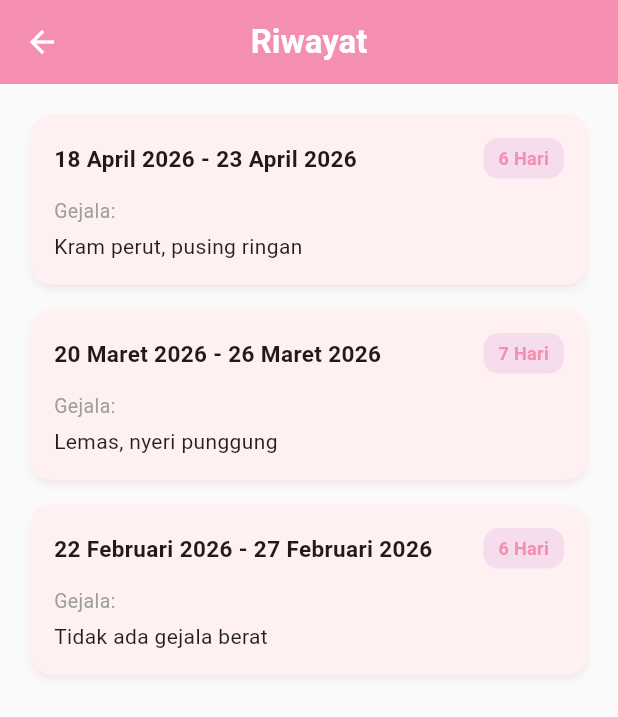
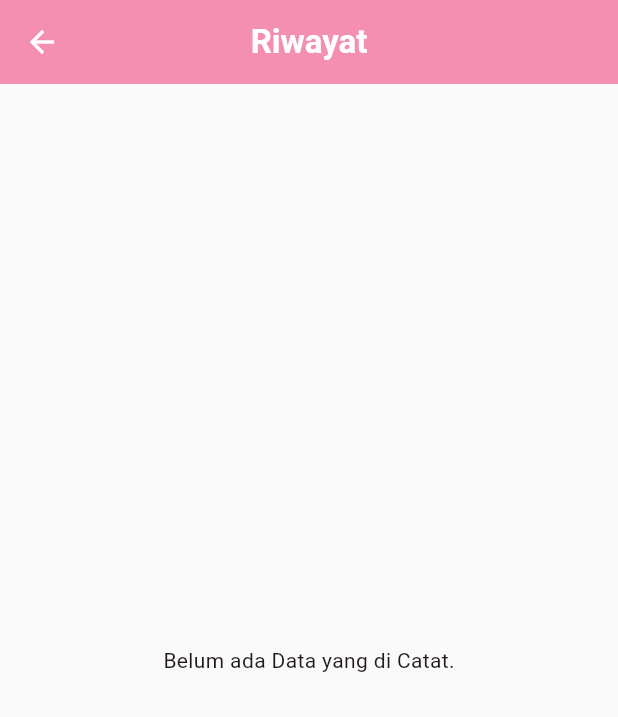
Before and after one commit to niysnsty/Mtime, a Flutter app: the screen it shows after launch, after a tap on the "history" icon, on a phone screen of 412 x 824 dp. Shown: the top 717 px of the screen. Run offline on Flutter 3.47's test engine with Material 3 defaults, Android fonts, the phone set to English and light mode, and no system bars; our stand-ins replace sqflite; accounts and stored records are empty.

Commit message:
menambah kan database

```diff
--- /dev/null
+++ b/lib/services/db_service.dart
@@ -0,0 +1,46 @@
+import 'package:sqflite/sqflite.dart';
+import 'package:path/path.dart';
+
+class DatabaseService {
+  static final DatabaseService instance = DatabaseService._init();
+  static Database? _database;
+
+  DatabaseService._init();
+
+  Future<Database> get database async {
+    if (_database != null) return _database!;
+    _database = await _initDB('mtime_database.db');
+    return _database!;
+  }
+
+  Future<Database> _initDB(String filePath) async {
+    final dbPath = await getDatabasesPath();
+    final path = join(dbPath, filePath);
+
+    return await openDatabase(path, version: 1, onCreate: _createDB);
+  }
+
+  Future _createDB(Database db, int version) async {
+    await db.execute('''
+    CREATE TABLE menstruasi (
+      id INTEGER PRIMARY KEY AUTOINCREMENT,
+      tanggal_mulai TEXT NOT NULL,
+      tanggal_selesai TEXT,
+      gejala TEXT,
+      catatan TEXT
+    )
+    ''');
+  }
+
+  Future<int> insertData(Map<String, dynamic> row) async {
+    // Perbaikan di sini: langsung memanggil database
+    final db = await database;
+    return await db.insert('menstruasi', row);
+  }
+
+  Future<List<Map<String, dynamic>>> readAllData() async {
+    // Perbaikan di sini: langsung memanggil database
+    final db = await database;
+    return await db.query('menstruasi', orderBy: 'id DESC');
+  }
+}
--- a/lib/views/history_view.dart
+++ b/lib/views/history_view.dart
@@ -1,69 +1,78 @@
 import 'package:flutter/material.dart';
+import '../services/db_service.dart';
 
-class HistoryView extends StatelessWidget {
+class HistoryView extends StatefulWidget {
   const HistoryView({super.key});
 
-  // Ini adalah data bohongan (dummy) untuk melihat desain UI-nya saja.
-  // Di Step 5, ini akan diganti dengan data dari Database.
-  final List<Map<String, dynamic>> _dummyData = const [
-    {
-      'tanggal': '18 April 2026 - 23 April 2026',
-      'durasi': '6 Hari',
-      'gejala': 'Kram perut, pusing ringan',
-    },
-    {
-      'tanggal': '20 Maret 2026 - 26 Maret 2026',
-      'durasi': '7 Hari',
-      'gejala': 'Lemas, nyeri punggung',
-    },
-    {
-      'tanggal': '22 Februari 2026 - 27 Februari 2026',
-      'durasi': '6 Hari',
-      'gejala': 'Tidak ada gejala berat',
-    },
-  ];
+  @override
+  State<HistoryView> createState() => _HistoryViewState();
+}
+
+class _HistoryViewState extends State<HistoryView>{
+  List<Map<String, dynamic>> _riwayatData = [];
+  bool _isloading = true;
 
   @override
+  void initState(){
+    super.initState();
+    _ambilDataDariDatabase();
+  }
+  Future<void> _ambilDataDariDatabase() async{
+    final data = await DatabaseService.instance.readAllData();
+    setState((){
+      _riwayatData = data;
+      _isloading = false;
+    });
+  }
+
+    @override
   Widget build(BuildContext context) {
     return Scaffold(
       appBar: AppBar(
         title: const Text('Riwayat', style: TextStyle(fontWeight: FontWeight.bold)),
       ),
-      // ListView.builder sangat efisien untuk menampilkan daftar yang panjang
-      body: ListView.builder(
+      body: _isloading?
+      const Center(child: CircularProgressIndicator()):
+      _riwayatData.isEmpty? const Center(child: Text('Belum ada Data yang di Catat.')): ListView.builder(
         padding: const EdgeInsets.all(20),
-        itemCount: _dummyData.length,
-        itemBuilder: (context, index) {
-          final data = _dummyData[index]; // Mengambil data per baris
-
+        itemCount: _riwayatData.length,
+        itemBuilder: (context, index){
+          final data = _riwayatData[index];
+          //parsing tanggal dari string Database ke DateTime
+          final tglMulai = DateTime.parse(data['tanggal_mulai']);
+          final tglSelesai = data['tanggal_selesai'] != null? DateTime.parse(data['tanggal_selesai']) : null;
+          //mengatur format teks tanggal
+          final teksTanggal = tglSelesai != null?
+          '${tglMulai.day}/${tglMulai.month}${tglMulai.year} - ${tglSelesai.day}/${tglSelesai.month}/${tglSelesai.year}'
+          : '${tglMulai.day}/${tglMulai.month}${tglMulai.year} - Sekarang';
+          //menghitung selisih hari (durasi)
+          final teksDurasi = tglSelesai != null?
+          '${tglSelesai.difference(tglMulai).inDays + 1} Hari'
+          : 'Sedang Berlangsung...';
           return Card(
             elevation: 2,
             margin: const EdgeInsets.only(bottom: 16),
             shadowColor: const Color(0xFFF48FB1).withOpacity(0.2),
             shape: RoundedRectangleBorder(borderRadius: BorderRadius.circular(15)),
             child: Padding(
-              padding: const EdgeInsets.all(16.0),
+              padding: const EdgeInsets.all(16),
               child: Column(
                 crossAxisAlignment: CrossAxisAlignment.start,
                 children: [
-                  // Baris pertama: Tanggal dan Durasi
                   Row(
                     mainAxisAlignment: MainAxisAlignment.spaceBetween,
                     children: [
-                      Text(
-                        data['tanggal'],
-                        style: const TextStyle(fontWeight: FontWeight.bold, fontSize: 15),
+                      Text(teksTanggal, style: const TextStyle(fontWeight: FontWeight.bold, fontSize: 15),
                       ),
                       Container(
                         padding: const EdgeInsets.symmetric(horizontal: 10, vertical: 5),
                         decoration: BoxDecoration(
-                          color: Theme.of(context).colorScheme.secondary.withOpacity(0.2), // Ungu pudar
+                          color: Theme.of(context).colorScheme.secondary.withOpacity(0.2),
                           borderRadius: BorderRadius.circular(10),
                         ),
                         child: Text(
-                          data['durasi'],
-                          style: TextStyle(
-                            color: Theme.of(context).colorScheme.primary, // Teks pink
+                          teksDurasi, style: TextStyle(
+                            color: Theme.of(context).colorScheme.primary,
                             fontWeight: FontWeight.bold,
                             fontSize: 12,
                           ),
@@ -72,17 +81,18 @@ class HistoryView extends StatelessWidget {
                     ],
                   ),
                   const SizedBox(height: 12),
-
-                  // Baris kedua: Info Gejala
-                  const Text(
-                    'Gejala:',
-                    style: TextStyle(fontSize: 13, color: Colors.grey),
-                  ),
+                  const Text('Gejala:', style: TextStyle(fontSize: 13, color: Colors.grey)),
                   const SizedBox(height: 4),
                   Text(
                     data['gejala'],
                     style: const TextStyle(fontSize: 14, color: Colors.black87),
                   ),
+                  //tampilkan Catatan Jika ada
+                  if (data['catatan'] != null && data ['catatan'].toString().isNotEmpty) ...[
+                    const SizedBox(height: 8),
+                    const Text('Catatan:', style: TextStyle(fontSize: 13, color: Colors.grey)),
+                    Text(data['catatan'], style: const TextStyle(fontSize: 14, fontStyle: FontStyle.italic)),
+                  ]
                 ],
               ),
             ),
--- a/pubspec.yaml
+++ b/pubspec.yaml
@@ -55,6 +55,7 @@ dependencies:
   cupertino_icons: ^1.0.8
   sqflite: ^2.4.2+1
   path: ^1.9.1
+  table_calendar: ^3.2.0
 
 dev_dependencies:
   flutter_test:
```
Also changed, not shown: lib/views/input_data_view.dart (+57 -41 lines), pubspec.lock, 1 other file.
